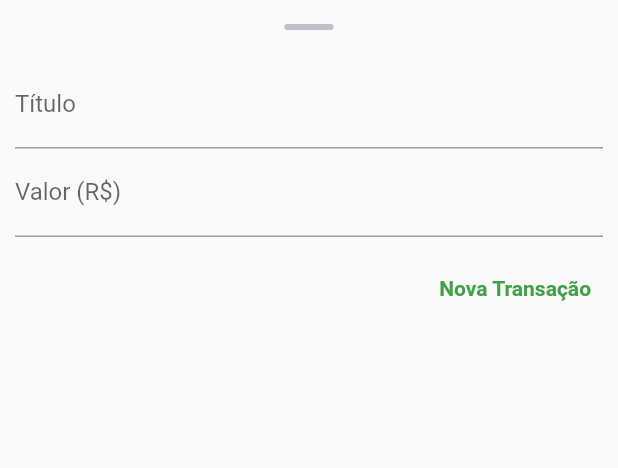
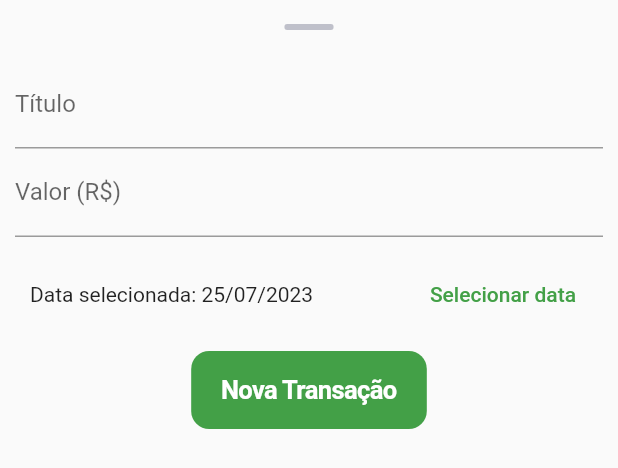
Before and after one commit to AlexBitar80/despesas_pessoais_app, a Flutter app: the TransactionForm widget shown alone on an empty page, opened directly with empty values, on a phone screen of 412 x 824 dp. Shown: the top 468 px of the screen. Run offline on Flutter 3.47's test engine with Material 2 defaults, Android fonts, the phone set to English and light mode, and no system bars; our stand-ins replace flutter_svg.

Commit message:
enhancement: added date picker to select an date for transactions and changed style the button to add transaction

```diff
--- a/lib/components/transaction_form.dart
+++ b/lib/components/transaction_form.dart
@@ -1,5 +1,7 @@
+import 'package:flutter/cupertino.dart';
 import 'package:flutter/material.dart';
 import 'package:flutter_svg/flutter_svg.dart';
+import 'package:intl/intl.dart';
 
 class TransactionForm extends StatefulWidget {
   final void Function(String, double) onSubmit;
@@ -14,19 +16,49 @@ class TransactionForm extends StatefulWidget {
 }
 
 class _TransactionFormState extends State<TransactionForm> {
-  final titleController = TextEditingController();
-
-  final valueController = TextEditingController();
+  final _titleController = TextEditingController();
+  final _valueController = TextEditingController();
+  DateTime? _selectedDate = DateTime.now();
 
   _onSubmitForm() {
-    final title = titleController.text;
-    final value = double.tryParse(valueController.text) ?? 0;
+    final title = _titleController.text;
+    final value = double.tryParse(_valueController.text) ?? 0;
 
     if (title.isEmpty || value <= 0) {
       return;
     }
 
     widget.onSubmit(title, value);
+  }
+
+  void _showDialog(Widget child) {
+    showCupertinoModalPopup<DateTime>(
+      context: context,
+      builder: (BuildContext context) => Container(
+        height: 216,
+        padding: const EdgeInsets.only(top: 6.0),
+        // The Bottom margin is provided to align the popup above the system
+        // navigation bar.
+        margin: EdgeInsets.only(
+          bottom: MediaQuery.of(context).viewInsets.bottom,
+        ),
+        // Provide a background color for the popup.
+        color: CupertinoColors.systemBackground.resolveFrom(context),
+        // Use a SafeArea widget to avoid system overlaps.
+        child: SafeArea(
+          top: false,
+          child: child,
+        ),
+      ),
+    ).then((pickedDate) {
+      if (pickedDate == null) {
+        return;
+      }
+
+      setState(() {
+        _selectedDate = pickedDate;
+      });
+    });
   }
 
   @override
@@ -36,7 +68,7 @@ class _TransactionFormState extends State<TransactionForm> {
         bottom: MediaQuery.of(context).viewInsets.bottom,
       ),
       child: SizedBox(
-        height: 250,
+        height: 320,
         child: Column(
           children: [
             Padding(
@@ -55,14 +87,14 @@ class _TransactionFormState extends State<TransactionForm> {
                 children: <Widget>[
                   TextField(
                     onSubmitted: (_) => _onSubmitForm(),
-                    controller: titleController,
+                    controller: _titleController,
                     decoration: const InputDecoration(
                       labelText: 'Título',
                     ),
                   ),
                   TextField(
                     onSubmitted: (_) => _onSubmitForm(),
-                    controller: valueController,
+                    controller: _valueController,
                     keyboardType: const TextInputType.numberWithOptions(
                       decimal: true,
                     ),
@@ -71,11 +103,43 @@ class _TransactionFormState extends State<TransactionForm> {
                       prefixText: 'R\$ ',
                     ),
                   ),
-                  const SizedBox(height: 10),
-                  Row(
-                    mainAxisAlignment: MainAxisAlignment.end,
+                  Padding(
+                    padding: const EdgeInsets.symmetric(
+                      vertical: 14,
+                      horizontal: 10,
+                    ),
+                    child: Row(
                       children: [
+                        Expanded(
+                          child: Text(
+                            _selectedDate == null
+                                ? 'Nenhuma data selecionada:'
+                                : 'Data selecionada: ${DateFormat('dd/MM/y').format(
+                                    _selectedDate ?? DateTime.now(),
+                                  )}',
+                          ),
+                        ),
                         TextButton(
+                          child: const Text('Selecionar data'),
+                          onPressed: () => _showDialog(
+                            CupertinoDatePicker(
+                              initialDateTime: DateTime.now(),
+                              maximumDate: DateTime.now(),
+                              minimumDate: DateTime(2020),
+                              mode: CupertinoDatePickerMode.date,
+                              use24hFormat: true,
+                              showDayOfWeek: true,
+                              onDateTimeChanged: (DateTime newDate) {
+                                setState(() => _selectedDate = newDate);
+                              },
+                            ),
+                          ),
+                        )
+                      ],
+                    ),
+                  ),
+                  SafeArea(
+                    child: CupertinoButton.filled(
                       onPressed: _onSubmitForm,
                       child: const Text(
                         'Nova Transação',
@@ -84,7 +148,6 @@ class _TransactionFormState extends State<TransactionForm> {
                         ),
                       ),
                     ),
-                    ],
                   )
                 ],
               ),
```
Also changed, not shown: lib/components/transaction_card_list.dart (+20 -4 lines). Lines whose indentation alone changed are shown as unchanged.
